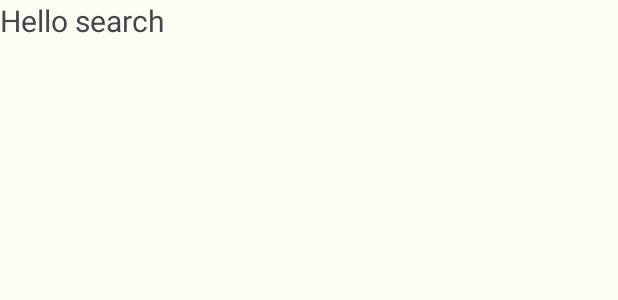
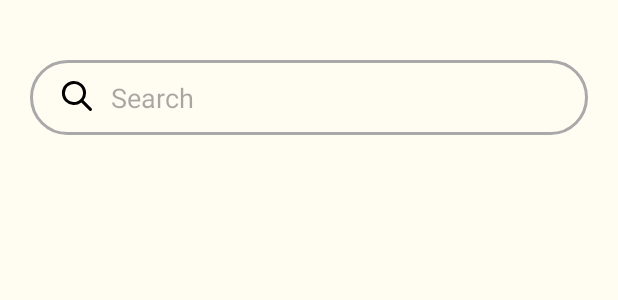
Before and after one commit to lenghia100703/Imperial-Citadel-of-Thang-Long-mobileapp, an Android app built with Jetpack Compose: the layout fragment_search.xml on its own in the app's theme, with its tools: preview values and no code run, on a phone screen of 412 x 824 dp. Shown: the top 300 px of the screen. Run offline under Robolectric (Android 15) with nearby library versions, the phone set to English and light mode, and no system bars.

Commit message:
Update fragment_search.xml

```diff
--- a/app/src/main/res/layout/fragment_search.xml
+++ b/app/src/main/res/layout/fragment_search.xml
@@ -6,11 +6,21 @@
     android:background="@color/floral_white"
     tools:context=".route.Search">
 
-    <!-- TODO: Update blank fragment layout -->
-    <TextView
-        android:layout_width="wrap_content"
-        android:layout_height="wrap_content"
-        android:text="Hello search"
-        android:textSize="20sp"/>
 
+    <EditText
+        android:id="@+id/search"
+        android:layout_width="match_parent"
+        android:layout_height="50dp"
+        android:layout_marginTop="40dp"
+        android:layout_marginLeft="20dp"
+        android:layout_marginRight="20dp"
+        android:background="@drawable/edittext_login"
+        android:drawableStart="@drawable/search"
+        android:drawablePadding="10dp"
+
+        android:hint="Search"
+        android:paddingStart="20dp"
+        android:textColor="@color/black"
+        tools:ignore="RtlSymmetry"
+        android:autofillHints="" />
 </FrameLayout>
```
